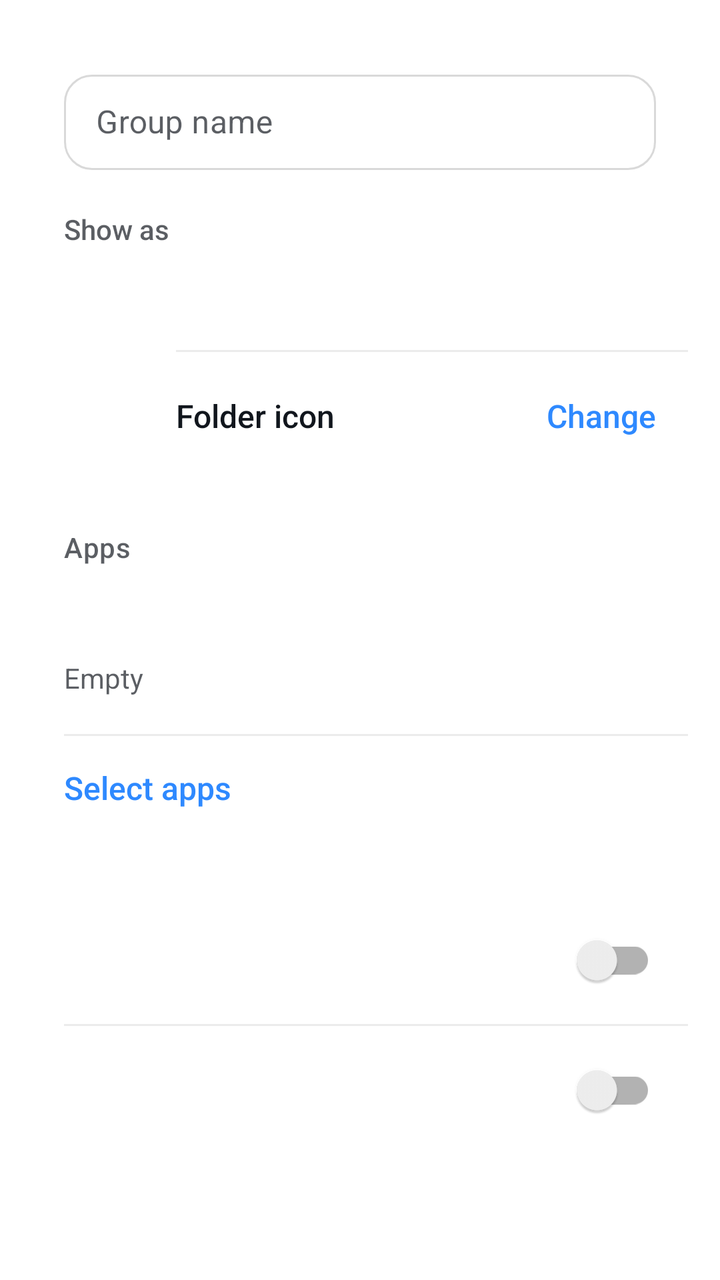
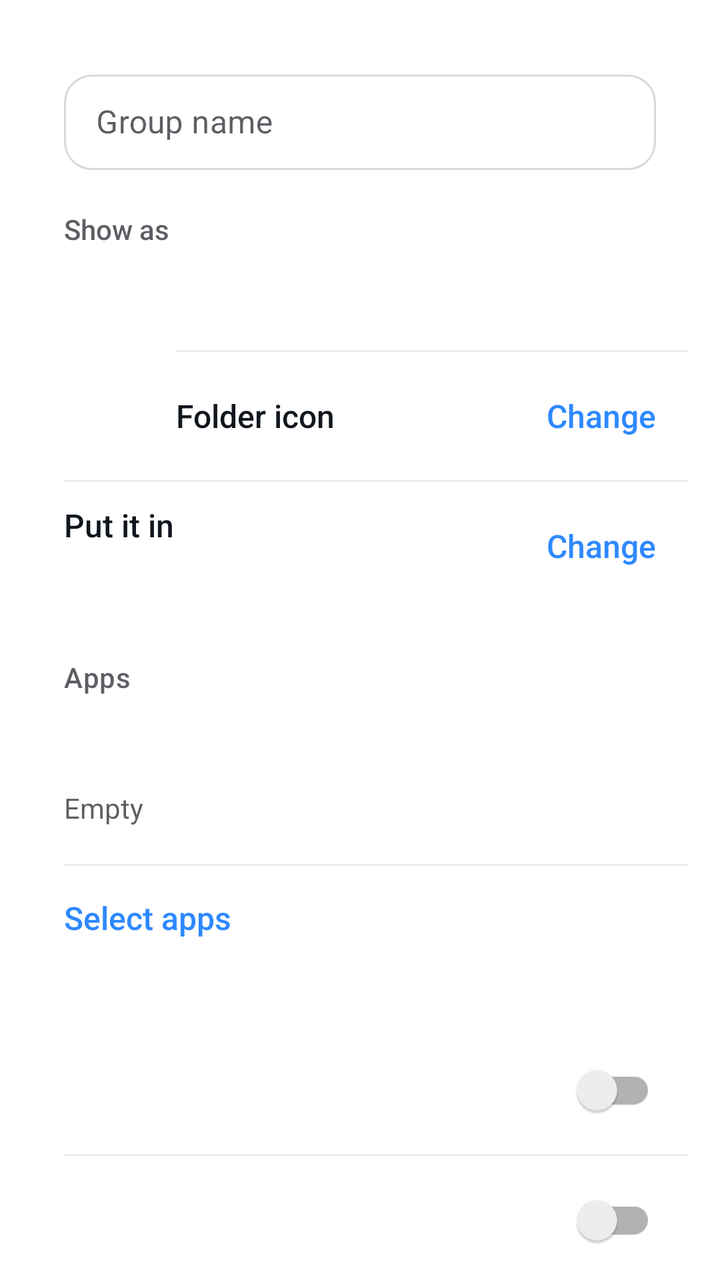

Before-and-after screenshots of an Android layout around one commit, followed by the original layout XML and the change that was made.
<!-- AndroidManifest.xml: application theme Theme.Supernova -->
<!-- res/layout/page_group_edit.xml -->
<?xml version="1.0" encoding="utf-8"?>
<androidx.core.widget.NestedScrollView xmlns:android="http://schemas.android.com/apk/res/android"
    xmlns:app="http://schemas.android.com/apk/res-auto"
    android:layout_width="match_parent"
    android:layout_height="match_parent"
    android:clipToPadding="false"
    android:fillViewport="false">

    
    <LinearLayout
        android:id="@+id/groupEditContent"
        android:layout_width="match_parent"
        android:layout_height="wrap_content"
        android:focusable="true"
        android:focusableInTouchMode="true"
        android:orientation="vertical"
        android:paddingHorizontal="@dimen/space_md"
        android:paddingTop="@dimen/space_md"
        android:paddingBottom="@dimen/space_lg">

        <LinearLayout
            android:id="@+id/groupMainCard"
            android:layout_width="match_parent"
            android:layout_height="wrap_content"
            android:background="@drawable/bg_settings_card"
            android:orientation="vertical">

            <com.google.android.material.textfield.TextInputLayout
                android:layout_width="match_parent"
                android:layout_height="wrap_content"
                android:layout_marginHorizontal="@dimen/space_md"
                android:layout_marginTop="@dimen/space_md"
                android:hint="@string/group_name">

                <com.google.android.material.textfield.TextInputEditText
                    android:id="@+id/groupNameField"
                    android:layout_width="match_parent"
                    android:layout_height="wrap_content"
                    android:imeOptions="actionDone"
                    android:importantForAutofill="no"
                    android:inputType="text"
                    android:maxLength="@integer/label_max_length"
                    android:maxLines="1" />
            </com.google.android.material.textfield.TextInputLayout>

            <TextView
                android:layout_width="match_parent"
                android:layout_height="wrap_content"
                android:layout_marginHorizontal="@dimen/space_md"
                android:layout_marginTop="@dimen/space_ml"
                android:fontFamily="sans-serif-medium"
                android:text="@string/group_show_as"
                android:textColor="@color/textSecondary"
                android:textSize="@dimen/text_secondary" />

            <com.google.android.material.button.MaterialButtonToggleGroup
                android:id="@+id/groupType"
                android:layout_width="match_parent"
                android:layout_height="wrap_content"
                android:layout_marginHorizontal="@dimen/space_md"
                android:layout_marginTop="@dimen/space_sm"
                app:selectionRequired="true"
                app:singleSelection="true">

                <Button
                    android:id="@+id/groupTypeTab"
                    style="@style/Widget.Supernova.Button.Segment"
                    android:layout_width="0dp"
                    android:layout_height="wrap_content"
                    android:layout_weight="1"
                    android:text="@string/group_type_tab" />

                <Button
                    android:id="@+id/groupTypeFolder"
                    style="@style/Widget.Supernova.Button.Segment"
                    android:layout_width="0dp"
                    android:layout_height="wrap_content"
                    android:layout_weight="1"
                    android:text="@string/folder" />
            </com.google.android.material.button.MaterialButtonToggleGroup>

            <TextView
                android:id="@+id/groupTypeHint"
                android:layout_width="match_parent"
                android:layout_height="wrap_content"
                android:layout_marginHorizontal="@dimen/space_md"
                android:layout_marginTop="@dimen/space_sm"
                android:layout_marginBottom="@dimen/space_md"
                android:textColor="@color/textSecondary"
                android:textSize="@dimen/text_secondary" />

            
            <LinearLayout
                android:id="@+id/groupIconRow"
                android:layout_width="match_parent"
                android:layout_height="wrap_content"
                android:orientation="vertical">

                <View
                    android:layout_width="match_parent"
                    android:layout_height="1dp"
                    android:layout_marginStart="72dp"
                    android:background="@color/settingsDivider" />

                <LinearLayout
                    android:id="@+id/groupIconButton"
                    android:layout_width="match_parent"
                    android:layout_height="wrap_content"
                    android:foreground="?attr/selectableItemBackground"
                    android:gravity="center_vertical"
                    android:minHeight="64dp"
                    android:orientation="horizontal"
                    android:paddingHorizontal="@dimen/space_md">

                    <ImageView
                        android:id="@+id/groupIconPreview"
                        android:layout_width="40dp"
                        android:layout_height="40dp"
                        android:importantForAccessibility="no" />

                    <TextView
                        android:id="@+id/groupIconLabel"
                        android:layout_width="0dp"
                        android:layout_height="wrap_content"
                        android:layout_marginStart="@dimen/space_md"
                        android:layout_weight="1"
                        android:fontFamily="sans-serif-medium"
                        android:text="@string/group_folder_icon"
                        android:textColor="@color/textPrimary"
                        android:textSize="@dimen/text_body" />

                    <TextView
                        android:layout_width="wrap_content"
                        android:layout_height="wrap_content"
                        android:layout_marginStart="@dimen/space_md"
                        android:fontFamily="sans-serif-medium"
                        android:text="@string/group_folder_icon_change"
                        android:textColor="?attr/colorAccentOnRaised"
                        android:textSize="@dimen/text_body" />
                </LinearLayout>
            </LinearLayout>
        </LinearLayout>

        
        <LinearLayout
            android:layout_width="match_parent"
            android:layout_height="wrap_content"
            android:orientation="horizontal"
            android:paddingHorizontal="@dimen/space_md"
            android:paddingTop="@dimen/space_lg"
            android:paddingBottom="@dimen/space_sm">

            <TextView
                android:layout_width="0dp"
                android:layout_height="wrap_content"
                android:layout_weight="1"
                android:fontFamily="sans-serif-medium"
                android:letterSpacing="0.015"
                android:text="@string/picker_tab_apps"
                android:textColor="@color/textSecondary"
                android:textSize="@dimen/text_secondary" />

            <TextView
                android:id="@+id/groupAppsCount"
                android:layout_width="wrap_content"
                android:layout_height="wrap_content"
                android:fontFamily="sans-serif-medium"
                android:textColor="@color/textSecondary"
                android:textSize="@dimen/text_secondary" />
        </LinearLayout>

        <LinearLayout
            android:id="@+id/groupAppsCard"
            android:layout_width="match_parent"
            android:layout_height="wrap_content"
            android:background="@drawable/bg_settings_card"
            android:orientation="vertical">

            <GridLayout
                android:id="@+id/groupApps"
                android:layout_width="match_parent"
                android:layout_height="wrap_content"
                android:columnCount="4"
                android:foreground="?attr/selectableItemBackground"
                android:paddingHorizontal="@dimen/space_sm"
                android:paddingTop="@dimen/space_md"
                android:paddingBottom="@dimen/space_xs" />

            <TextView
                android:id="@+id/groupAppsEmpty"
                android:layout_width="match_parent"
                android:layout_height="wrap_content"
                android:gravity="center_vertical"
                android:minHeight="56dp"
                android:paddingHorizontal="@dimen/space_md"
                android:text="@string/group_empty"
                android:textColor="@color/textSecondary"
                android:textSize="@dimen/text_secondary" />

            <View
                android:layout_width="match_parent"
                android:layout_height="1dp"
                android:layout_marginStart="@dimen/space_md"
                android:background="@color/settingsDivider" />

            <TextView
                android:id="@+id/groupSelectApps"
                android:layout_width="match_parent"
                android:layout_height="wrap_content"
                android:fontFamily="sans-serif-medium"
                android:foreground="?attr/selectableItemBackground"
                android:gravity="center_vertical"
                android:minHeight="52dp"
                android:paddingHorizontal="@dimen/space_md"
                android:text="@string/edit_group_apps"
                android:textColor="?attr/colorAccentOnRaised"
                android:textSize="@dimen/text_body" />
        </LinearLayout>

        <LinearLayout
            android:id="@+id/groupOptionsCard"
            android:layout_width="match_parent"
            android:layout_height="wrap_content"
            android:layout_marginTop="@dimen/space_lg"
            android:background="@drawable/bg_settings_card"
            android:orientation="vertical"
            android:paddingVertical="@dimen/space_xs">

            <include
                android:id="@+id/groupKeep"
                layout="@layout/item_setting_toggle" />

            <View
                android:id="@+id/groupDefaultDivider"
                android:layout_width="match_parent"
                android:layout_height="1dp"
                android:layout_marginStart="@dimen/space_md"
                android:background="@color/settingsDivider" />

            <include
                android:id="@+id/groupDefault"
                layout="@layout/item_setting_toggle" />
        </LinearLayout>

        <TextView
            android:id="@+id/groupDelete"
            android:layout_width="match_parent"
            android:layout_height="wrap_content"
            android:layout_marginTop="@dimen/space_lg"
            android:background="@drawable/bg_settings_card"
            android:fontFamily="sans-serif-medium"
            android:foreground="?attr/selectableItemBackground"
            android:gravity="center"
            android:minHeight="56dp"
            android:textColor="@color/accentRedText"
            android:textSize="@dimen/text_body" />
    </LinearLayout>
</androidx.core.widget.NestedScrollView>
<!-- res/layout/item_setting_toggle.xml (included above) -->
<?xml version="1.0" encoding="utf-8"?>
<LinearLayout xmlns:android="http://schemas.android.com/apk/res/android"
    xmlns:app="http://schemas.android.com/apk/res-auto"
    android:layout_width="match_parent"
    android:layout_height="wrap_content"
    android:foreground="?attr/selectableItemBackground"
    android:gravity="center_vertical"
    android:minHeight="56dp"
    android:orientation="horizontal"
    android:paddingVertical="@dimen/space_sm"
    android:paddingStart="@dimen/space_md"
    android:paddingEnd="@dimen/space_xs">

    <LinearLayout
        android:layout_width="0dp"
        android:layout_height="wrap_content"
        android:layout_weight="1"
        android:orientation="vertical">

        <TextView
            android:id="@+id/settingTitle"
            android:layout_width="match_parent"
            android:layout_height="wrap_content"
            android:fontFamily="sans-serif-medium"
            android:textColor="@color/textPrimary"
            android:textSize="@dimen/text_body" />

        
        <TextView
            android:id="@+id/settingSubtitle"
            android:layout_width="match_parent"
            android:layout_height="wrap_content"
            android:layout_marginTop="@dimen/space_xxs"
            android:textColor="@color/textSecondary"
            android:textSize="@dimen/text_secondary"
            android:visibility="gone" />
    </LinearLayout>

    
    <ImageView
        android:id="@+id/settingChevron"
        android:layout_width="22dp"
        android:layout_height="22dp"
        android:layout_marginStart="@dimen/space_sm"
        android:layout_marginEnd="@dimen/space_sm"
        android:importantForAccessibility="no"
        android:src="@drawable/ic_chevron_down"
        android:visibility="gone"
        app:tint="@color/textSecondary" />

    <View
        android:id="@+id/settingDivider"
        android:layout_width="1dp"
        android:layout_height="32dp"
        android:background="@color/settingsDivider"
        android:visibility="gone" />

    
    <androidx.appcompat.widget.SwitchCompat
        android:id="@+id/settingSwitch"
        android:layout_width="wrap_content"
        android:layout_height="wrap_content"
        android:layout_marginStart="@dimen/space_md"
        android:layout_marginEnd="@dimen/space_ms"
        android:clickable="false"
        android:focusable="false" />
</LinearLayout>
<!-- resources referenced by this layout -->
<resources>
  <color name="accentRedText">@color/accentRed</color>
  <color name="settingsDivider">#14000000</color>
  <color name="textPrimary">#11161D</color>
  <color name="textSecondary">#B011161D</color>
  <dimen name="space_lg">24dp</dimen>
  <dimen name="space_md">16dp</dimen>
  <dimen name="space_ml">20dp</dimen>
  <dimen name="space_ms">12dp</dimen>
  <dimen name="space_sm">8dp</dimen>
  <dimen name="space_xs">4dp</dimen>
  <dimen name="space_xxs">2dp</dimen>
  <dimen name="text_body">16sp</dimen>
  <dimen name="text_secondary">14sp</dimen>
  <!-- drawable bg_settings_card (drawable) -->
  <?xml version="1.0" encoding="utf-8"?>
  <shape xmlns:android="http://schemas.android.com/apk/res/android" android:shape="rectangle">
      <corners android:radius="20dp" />
      <solid android:color="@color/surface" />
  </shape>
  <!-- drawable ic_chevron_down (drawable) -->
  <vector xmlns:android="http://schemas.android.com/apk/res/android"
      android:width="24dp"
      android:height="24dp"
      android:viewportWidth="24"
      android:viewportHeight="24"
      android:tint="?attr/colorControlNormal">
      <path
          android:fillColor="@android:color/white"
          android:pathData="M7.41,8.59L12,13.17l4.59,-4.58L18,10l-6,6 -6,-6z" />
  </vector>
  <integer name="label_max_length">30</integer>
  <string name="edit_group_apps">Select apps</string>
  <string name="folder">Folder</string>
  <string name="group_empty">Empty</string>
  <string name="group_folder_icon">Folder icon</string>
  <string name="group_folder_icon_change">Change</string>
  <string name="group_name">Group name</string>
  <string name="group_show_as">Show as</string>
  <string name="group_type_tab">Tab</string>
  <string name="picker_tab_apps">Apps</string>
  <color name="accentRed">#E53935</color>
  <color name="surface">#FFFFFF</color>
  <color name="textInputStroke">#4D808080</color>
  <color name="accent">#2E89FF</color>
  <color name="rippleHighlight">#1A000000</color>
  <color name="accentBlueText">@color/accentBlue</color>
  <style name="Widget.Supernova.RadioButton" parent="Widget.MaterialComponents.CompoundButton.RadioButton">
          <item name="buttonTint">@color/selection_control_tint</item>
          <item name="android:textColor">@color/textPrimary</item>
      </style>
  <style name="Widget.Supernova.Switch" parent="Widget.MaterialComponents.CompoundButton.Switch">
          <item name="android:textColor">@color/textPrimary</item>
      </style>
  <color name="onAccent">#FFFFFFFF</color>
  <color name="accentBlue">#2E89FF</color>
  <color name="raised">#FFFFFF</color>
  <style name="ShapeAppearanceOverlay.Supernova.Dialog" parent="">
          <item name="cornerFamily">rounded</item>
          <item name="cornerSize">28dp</item>
      </style>
  <style name="TextAppearance.Supernova.DialogTitle" parent="MaterialAlertDialog.MaterialComponents.Title.Text">
          <item name="android:textColor">@color/textPrimary</item>
          <item name="android:textSize">@dimen/text_headline</item>
          <item name="android:fontFamily">sans-serif-medium</item>
      </style>
  <style name="TextAppearance.Supernova.DialogBody" parent="MaterialAlertDialog.MaterialComponents.Body.Text">
          <item name="android:textColor">@color/textSecondary</item>
          <item name="android:textSize">@dimen/text_body</item>
          <item name="android:lineSpacingMultiplier">1.15</item>
      </style>
  <dimen name="text_headline">24sp</dimen>
  <style name="ShapeAppearanceOverlay.Supernova.BottomSheet" parent="">
          <item name="cornerFamily">rounded</item>
          <item name="cornerSizeTopLeft">28dp</item>
          <item name="cornerSizeTopRight">28dp</item>
          <item name="cornerSizeBottomLeft">0dp</item>
          <item name="cornerSizeBottomRight">0dp</item>
      </style>
  <!-- unchanged entries left out for length: 14 -->
</resources>

<!-- the commit's change to res/layout/page_group_edit.xml (unified diff, before → after) -->
@@ -128,6 +128,64 @@
                         android:text="@string/group_folder_icon"
                         android:textColor="@color/textPrimary"
                         android:textSize="@dimen/text_body" />
+
+                    <TextView
+                        android:layout_width="wrap_content"
+                        android:layout_height="wrap_content"
+                        android:layout_marginStart="@dimen/space_md"
+                        android:fontFamily="sans-serif-medium"
+                        android:text="@string/group_folder_icon_change"
+                        android:textColor="?attr/colorAccentOnRaised"
+                        android:textSize="@dimen/text_body" />
+                </LinearLayout>
+            </LinearLayout>
+
+            
+            <LinearLayout
+                android:id="@+id/groupPlaceRow"
+                android:layout_width="match_parent"
+                android:layout_height="wrap_content"
+                android:orientation="vertical">
+
+                <View
+                    android:layout_width="match_parent"
+                    android:layout_height="1dp"
+                    android:layout_marginStart="@dimen/space_md"
+                    android:background="@color/settingsDivider" />
+
+                <LinearLayout
+                    android:id="@+id/groupPlaceButton"
+                    android:layout_width="match_parent"
+                    android:layout_height="wrap_content"
+                    android:foreground="?attr/selectableItemBackground"
+                    android:gravity="center_vertical"
+                    android:minHeight="64dp"
+                    android:orientation="horizontal"
+                    android:paddingHorizontal="@dimen/space_md"
+                    android:paddingVertical="@dimen/space_sm">
+
+                    <LinearLayout
+                        android:layout_width="0dp"
+                        android:layout_height="wrap_content"
+                        android:layout_weight="1"
+                        android:orientation="vertical">
+
+                        <TextView
+                            android:layout_width="match_parent"
+                            android:layout_height="wrap_content"
+                            android:fontFamily="sans-serif-medium"
+                            android:text="@string/group_put_in"
+                            android:textColor="@color/textPrimary"
+                            android:textSize="@dimen/text_body" />
+
+                        <TextView
+                            android:id="@+id/groupPlaceValue"
+                            android:layout_width="match_parent"
+                            android:layout_height="wrap_content"
+                            android:layout_marginTop="@dimen/space_xxs"
+                            android:textColor="@color/textSecondary"
+                            android:textSize="@dimen/text_secondary" />
+                    </LinearLayout>
 
                     <TextView
                         android:layout_width="wrap_content"
<!-- resource entries referenced after the edit -->
@@ -37,6 +37,7 @@
   <string name="group_folder_icon">Folder icon</string>
   <string name="group_folder_icon_change">Change</string>
   <string name="group_name">Group name</string>
+  <string name="group_put_in">Put it in</string>
   <string name="group_show_as">Show as</string>
   <string name="group_type_tab">Tab</string>
   <string name="picker_tab_apps">Apps</string>
